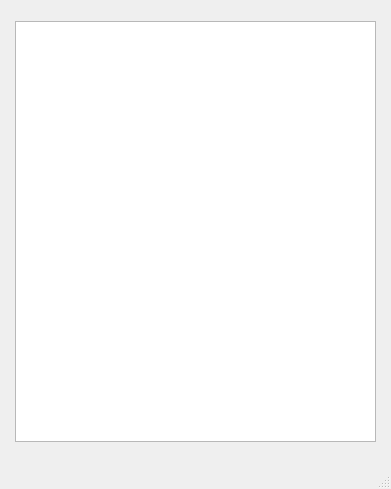
Kirlevi/RusProjectStress, file StatisticsUI.ui: the form before one commit.
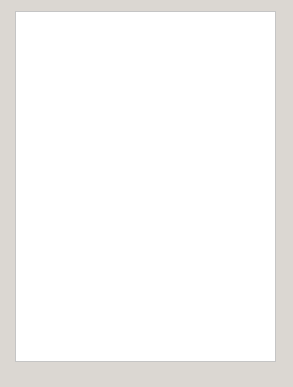
The form after the commit.

The edit to the form file:
```diff
--- a/StatisticsUI.ui
+++ b/StatisticsUI.ui
@@ -6,23 +6,35 @@
    <rect>
     <x>0</x>
     <y>0</y>
-    <width>391</width>
-    <height>489</height>
+    <width>293</width>
+    <height>387</height>
    </rect>
   </property>
   <property name="windowTitle">
-   <string>MainWindow</string>
+   <string>Тренажер</string>
+  </property>
+  <property name="styleSheet">
+   <string notr="true">background-color: rgb(219, 215, 210);</string>
   </property>
   <widget class="QWidget" name="centralwidget">
    <widget class="QTableWidget" name="record_table">
     <property name="geometry">
      <rect>
       <x>15</x>
-      <y>21</y>
-      <width>361</width>
-      <height>421</height>
+      <y>11</y>
+      <width>261</width>
+      <height>351</height>
      </rect>
     </property>
+    <property name="styleSheet">
+     <string notr="true">background-color: rgb(255, 255, 255);</string>
+    </property>
+    <property name="sortingEnabled">
+     <bool>false</bool>
+    </property>
+    <attribute name="horizontalHeaderStretchLastSection">
+     <bool>true</bool>
+    </attribute>
    </widget>
   </widget>
   <widget class="QMenuBar" name="menubar">
```
Left out of the diff: 2 changed lines with no effect on the pictures.
